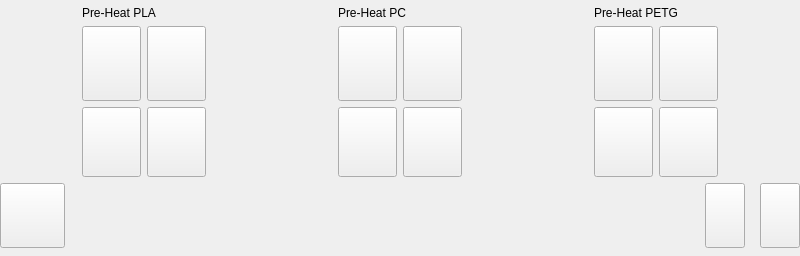
Before: the Qt Designer form ClientApp/qt/notactiveprintwidget.ui in re3Dprinting/touchscreen, drawn with Qt 5.
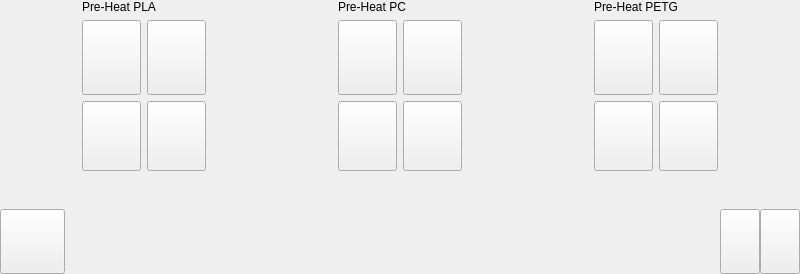
After: the same form once the commit is applied. Icons and pictures are not drawn.

Patch:
```diff
--- a/ClientApp/qt/notactiveprintwidget.ui
+++ b/ClientApp/qt/notactiveprintwidget.ui
@@ -7,7 +7,7 @@
     <x>0</x>
     <y>0</y>
     <width>800</width>
-    <height>256</height>
+    <height>274</height>
    </rect>
   </property>
   <property name="maximumSize">
@@ -675,9 +675,35 @@
     </layout>
    </item>
    <item>
-    <layout class="QHBoxLayout" name="horizontalLayout">
+    <spacer name="verticalSpacer">
+     <property name="orientation">
+      <enum>Qt::Vertical</enum>
+     </property>
+     <property name="sizeHint" stdset="0">
+      <size>
+       <width>20</width>
+       <height>27</height>
+      </size>
+     </property>
+    </spacer>
+   </item>
+   <item>
+    <widget class="QWidget" name="widget" native="true">
+     <layout class="QHBoxLayout" name="horizontalLayout_3">
      <property name="spacing">
-      <number>15</number>
+       <number>0</number>
+      </property>
+      <property name="leftMargin">
+       <number>0</number>
+      </property>
+      <property name="topMargin">
+       <number>0</number>
+      </property>
+      <property name="rightMargin">
+       <number>0</number>
+      </property>
+      <property name="bottomMargin">
+       <number>0</number>
      </property>
      <item>
       <widget class="QPushButton" name="Back">
@@ -727,35 +753,12 @@
        </property>
        <property name="sizeHint" stdset="0">
         <size>
-         <width>40</width>
-         <height>0</height>
+          <width>590</width>
+          <height>20</height>
         </size>
        </property>
       </spacer>
      </item>
-     <item>
-      <widget class="QPushButton" name="w_pushbutton_fan">
-       <property name="maximumSize">
-        <size>
-         <width>65</width>
-         <height>65</height>
-        </size>
-       </property>
-       <property name="text">
-        <string/>
-       </property>
-       <property name="icon">
-        <iconset resource="img.qrc">
-         <normaloff>:/img/img/Fans_off.png</normaloff>:/img/img/Fans_off.png</iconset>
-       </property>
-       <property name="iconSize">
-        <size>
-         <width>65</width>
-         <height>65</height>
-        </size>
-       </property>
-      </widget>
-     </item>
      <item>
       <widget class="QPushButton" name="w_pushbutton_cooldown">
        <property name="maximumSize">
@@ -779,7 +782,31 @@
        </property>
       </widget>
      </item>
-    </layout>
+      <item>
+       <widget class="QPushButton" name="w_pushbutton_fan">
+        <property name="maximumSize">
+         <size>
+          <width>65</width>
+          <height>65</height>
+         </size>
+        </property>
+        <property name="text">
+         <string/>
+        </property>
+        <property name="icon">
+         <iconset resource="img.qrc">
+          <normaloff>:/img/img/Fans_off.png</normaloff>:/img/img/Fans_off.png</iconset>
+        </property>
+        <property name="iconSize">
+         <size>
+          <width>65</width>
+          <height>65</height>
+         </size>
+        </property>
+       </widget>
+      </item>
+     </layout>
+    </widget>
    </item>
   </layout>
  </widget>
```
Lines whose indentation alone changed are shown as unchanged.
